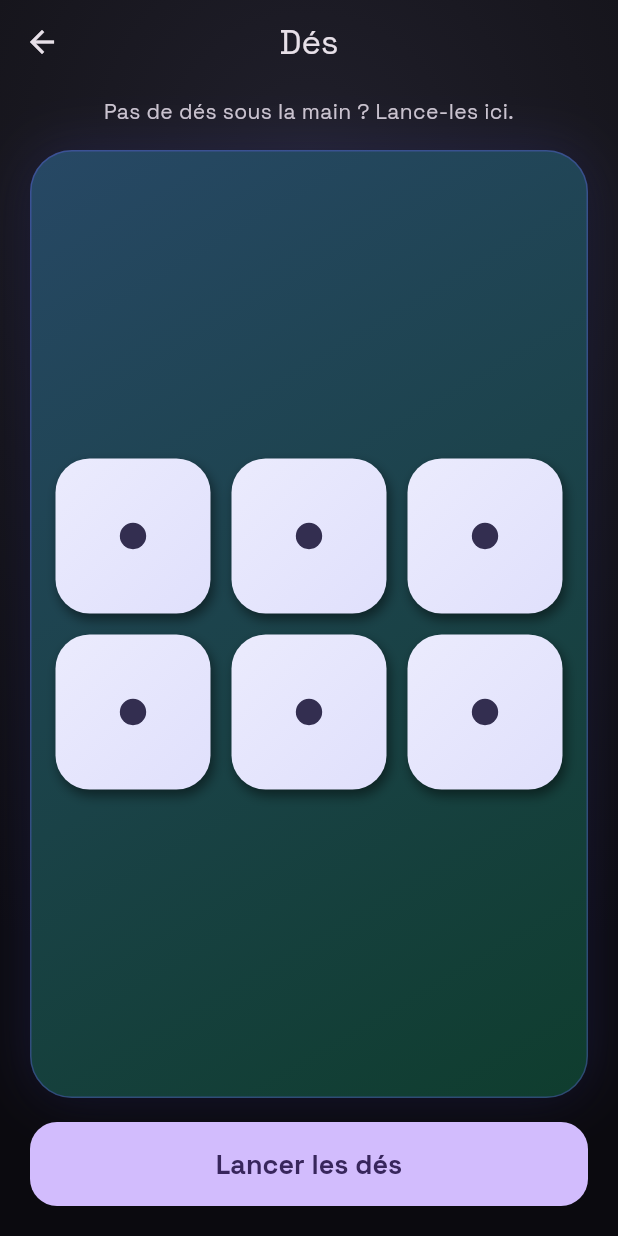
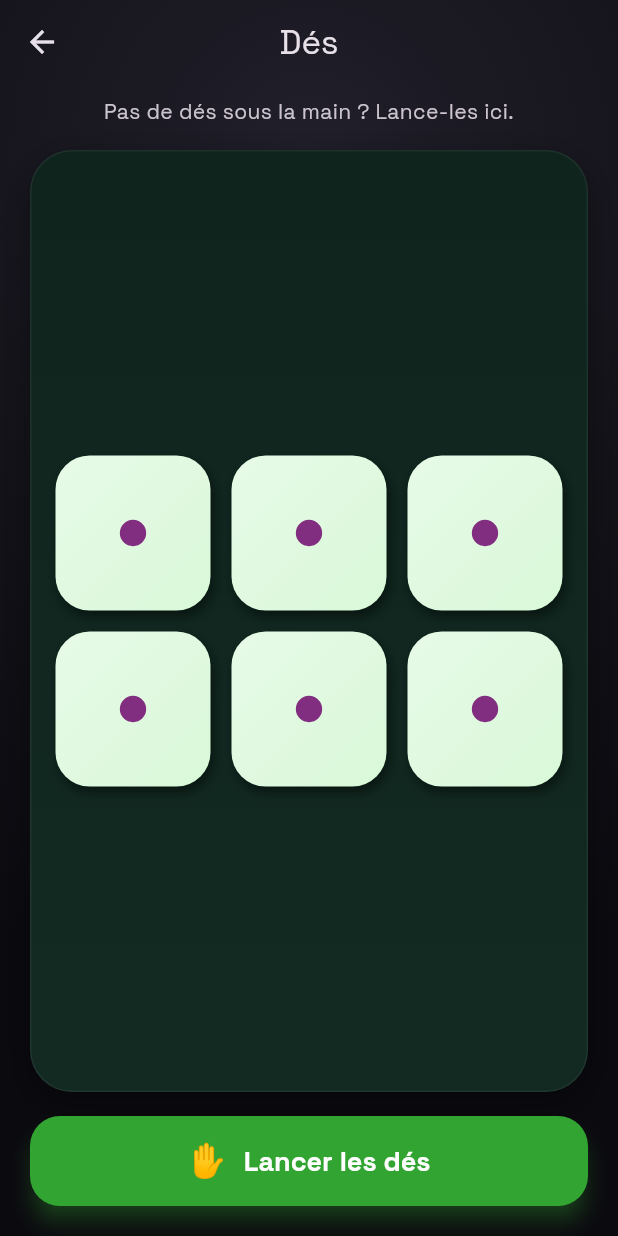
Before and after one commit to Nyvristhrit/10k, a Flutter app: the DiceTrayScreen screen opened directly, on a phone screen of 412 x 824 dp. Run offline on Flutter 3.47's test engine with Material 3 defaults, Android fonts, the phone set to English and light mode, and no system bars; our stand-ins replace equatable, flutter_riverpod, package_info_plus, wakelock_plus.

Commit message:
Palette de dés dédiée + corrige le marron/olive selon la teinte tirée
- Nouvelle palette dédiée aux dés (12 teintes réparties également sur
  le cercle chromatique, calculées en HSL) plutôt que la palette
  d'accent générale de l'appli, plus resserrée sur les bleus/violets —
  fini les tirages qui reviennent trop souvent sur la même famille.
- Le noir utilisé pour assombrir la face (trash) et l'encre des points
  (sage) était légèrement teinté bleu-violet — mélangé à un orange ou
  un jaune, ça tournait au marron/caca d'oie. Remplacé par un noir
  strictement neutre (_neutralInk) partout. Voir DECISIONS A-011.
- Tapis neutre (plus de teinte accent mélangée dessus), contour du dé
  « gardé » et couleur des points désormais cohérents, bouton de
  lancer repensé (teinté, icône, effet de pression).

Co-Authored-By: Claude Sonnet 5 <noreply@anthropic.com>
Claude-Session: https://claude.ai/code/session_01QSwJZVZrqb342zEHTvTani

```diff
--- a/lib/features/dice_tray/dice_tray_screen.dart
+++ b/lib/features/dice_tray/dice_tray_screen.dart
@@ -3,12 +3,53 @@ import 'dart:math';
 import 'package:flutter/material.dart';
 import 'package:flutter/services.dart';
 
-import '../../app/theme/app_theme.dart';
 import '../../app/theme/tenk_skin.dart';
 import '../../shared/widgets/app_background.dart';
 
 /// Nombre de dés du 10 000.
 const int _kDiceCount = 6;
+
+/// Palette dédiée aux dés : 12 teintes réparties **également** sur le cercle
+/// chromatique (pas de mode/violet qui revient trop souvent — contrairement à
+/// la palette d'accent générale de l'appli, plus resserrée sur les
+/// bleus/violets). Générée en HSL plutôt que recopiée à la main : la
+/// répartition égale garantit que deux tirages ne se ressemblent jamais trop,
+/// et la saturation/luminosité sont réglées pour rester chatoyantes sans
+/// virer criardes (mode sage) ou repousser vers le pastel (mode trash, plus
+/// saturé pour le ton néon).
+List<Color> _evenlySpacedPalette({
+  required int count,
+  required double saturation,
+  required double lightness,
+  double offsetDegrees = 0,
+}) {
+  final step = 360 / count;
+  return [
+    for (var i = 0; i < count; i++)
+      HSLColor.fromAHSL(1, (offsetDegrees + i * step) % 360, saturation, lightness)
+          .toColor(),
+  ];
+}
+
+final List<Color> _diceAccentSeeds =
+    _evenlySpacedPalette(count: 12, saturation: 0.68, lightness: 0.56);
+final List<Color> _diceTrashAccentSeeds = _evenlySpacedPalette(
+    count: 12, saturation: 0.92, lightness: 0.55, offsetDegrees: 15);
+
+/// Noir strictement neutre (R=V=B), pour mélanger un accent sans jamais le
+/// tirer vers une autre teinte — un noir même très légèrement bleuté ou
+/// violacé suffit à faire virer un orange/jaune vers le marron ou l'olive
+/// une fois mélangé.
+const Color _neutralInk = Color(0xFF141414);
+
+/// Teinte opposée sur le cercle chromatique (rotation de 180° en HSL) — un
+/// magenta appelle un vert, un cyan appelle un orange, etc. Utilisée pour que
+/// les points d'un dé (et son liseré « gardé ») ressortent nettement de sa
+/// face au lieu de s'y fondre.
+Color _complementaryHue(Color c) {
+  final hsl = HSLColor.fromColor(c);
+  return hsl.withHue((hsl.hue + 180) % 360).toColor();
+}
 
 /// Plateau de dés virtuel (§ évolution « jouer sans dés physiques »).
 ///
@@ -34,14 +75,14 @@ class _DiceTrayScreenState extends State<DiceTrayScreen> {
 
   int _tokenSeed = 0;
   bool _hasRolled = false;
+  bool _pressed = false;
 
-  /// Teinte tirée au hasard à l'ouverture de cet écran (comme l'accent
-  /// général de l'appli) : des dés roses, violets, cyan… selon l'ouverture,
-  /// adaptés au mode trash ou sage. Figée une fois choisie (pas de retirage
-  /// à chaque reconstruction).
+  /// Teinte tirée au hasard à l'ouverture de cet écran, dans la palette dédiée
+  /// aux dés (voir plus haut) — figée une fois choisie (pas de retirage à
+  /// chaque reconstruction).
   Color? _accent;
   Color _accentFor(bool trash) {
-    final palette = trash ? AppTheme.trashAccentSeeds : AppTheme.accentSeeds;
+    final palette = trash ? _diceTrashAccentSeeds : _diceAccentSeeds;
     return _accent ??= palette[_random.nextInt(palette.length)];
   }
 
@@ -73,6 +114,8 @@ class _DiceTrayScreenState extends State<DiceTrayScreen> {
 
   @override
   Widget build(BuildContext context) {
+    final trash = TenkSkin.of(context).trash;
+    final accent = _accentFor(trash);
     final unheld = _kDiceCount - _heldCount;
     final label = !_hasRolled
         ? 'Lancer les dés'
@@ -97,22 +140,14 @@ class _DiceTrayScreenState extends State<DiceTrayScreen> {
                       color: Theme.of(context).colorScheme.onSurfaceVariant),
                 ),
                 const SizedBox(height: 16),
-                Expanded(child: _mat(context)),
+                Expanded(child: _mat(context, accent)),
                 const SizedBox(height: 16),
                 if (_anyHeld)
                   TextButton(
                     onPressed: _releaseAll,
                     child: const Text('Tout libérer'),
                   ),
-                SizedBox(
-                  width: double.infinity,
-                  child: FilledButton(
-                    onPressed: unheld == 0 ? null : _roll,
-                    child: Text(label,
-                        style: const TextStyle(
-                            fontSize: 18, fontWeight: FontWeight.w800)),
-                  ),
-                ),
+                _rollButton(context, accent, label, unheld),
               ],
             ),
           ),
@@ -121,27 +156,82 @@ class _DiceTrayScreenState extends State<DiceTrayScreen> {
     );
   }
 
-  /// Le tapis : un fond distinct posé sous les dés, avec une grille 3×2 qui
-  /// s'adapte à la place disponible (portrait comme paysage).
-  Widget _mat(BuildContext context) {
+  /// Le bouton de lancer : teinté par l'accent de la session (mélangé au
+  /// blanc/noir uniquement — jamais à une autre teinte fixe, pour ne jamais
+  /// retomber sur un mélange terreux), avec un petit rebond au clic.
+  Widget _rollButton(
+      BuildContext context, Color accent, String label, int unheld) {
+    final enabled = unheld > 0;
+    final dark = Theme.of(context).brightness == Brightness.dark;
+    final buttonColor = Color.lerp(accent, dark ? Colors.black : Colors.white,
+        dark ? 0.25 : 0.15)!;
+    final onButtonColor =
+        ThemeData.estimateBrightnessForColor(buttonColor) == Brightness.dark
+            ? Colors.white
+            : Colors.black;
+
+    return GestureDetector(
+      onTapDown: enabled ? (_) => setState(() => _pressed = true) : null,
+      onTapUp: enabled ? (_) => setState(() => _pressed = false) : null,
+      onTapCancel: () => setState(() => _pressed = false),
+      child: AnimatedScale(
+        scale: _pressed ? 0.96 : 1.0,
+        duration: const Duration(milliseconds: 100),
+        child: SizedBox(
+          width: double.infinity,
+          child: FilledButton(
+            onPressed: enabled ? _roll : null,
+            style: FilledButton.styleFrom(
+              minimumSize: const Size.fromHeight(60),
+              backgroundColor: buttonColor,
+              disabledBackgroundColor: buttonColor.withValues(alpha: 0.35),
+              foregroundColor: onButtonColor,
+              disabledForegroundColor: onButtonColor.withValues(alpha: 0.6),
+              shape: RoundedRectangleBorder(
+                  borderRadius: BorderRadius.circular(20)),
+              elevation: enabled ? 6 : 0,
+              shadowColor: accent.withValues(alpha: 0.6),
+            ),
+            child: Row(
+              mainAxisAlignment: MainAxisAlignment.center,
+              children: [
+                Text(_hasRolled ? '🎲' : '✋', style: const TextStyle(fontSize: 22)),
+                const SizedBox(width: 10),
+                Text(label,
+                    style: const TextStyle(
+                        fontSize: 18, fontWeight: FontWeight.w800)),
+              ],
+            ),
+          ),
+        ),
+      ),
+    );
+  }
+
+  /// Le tapis : un fond neutre et stable posé sous les dés (jamais teinté par
+  /// l'accent — le mélanger à une couleur fixe est ce qui donnait des tons
+  /// terreux ratés selon la teinte tirée). La couleur de la session vit
+  /// uniquement sur les dés eux-mêmes. Grille 3×2 qui s'adapte à la place
+  /// disponible (portrait comme paysage).
+  Widget _mat(BuildContext context, Color accent) {
     final trash = TenkSkin.of(context).trash;
-    final accent = _accentFor(trash);
-    final matColor = trash ? const Color(0xFF1A0026) : const Color(0xFF0F3D2E);
+    final matColor = trash ? const Color(0xFF1A0026) : const Color(0xFF122A22);
     return Container(
       width: double.infinity,
       padding: const EdgeInsets.all(16),
       decoration: BoxDecoration(
         gradient: LinearGradient(
-          begin: Alignment.topLeft,
-          end: Alignment.bottomRight,
-          colors: [Color.lerp(matColor, accent, 0.28)!, matColor],
+          begin: Alignment.topCenter,
+          end: Alignment.bottomCenter,
+          colors: [
+            Color.lerp(matColor, Colors.black, 0.15)!,
+            matColor,
+          ],
         ),
         borderRadius: BorderRadius.circular(28),
-        border: Border.all(color: accent.withValues(alpha: 0.35)),
-        boxShadow: [
-          const BoxShadow(
-              color: Colors.black38, blurRadius: 20, offset: Offset(0, 8)),
-          BoxShadow(color: accent.withValues(alpha: 0.18), blurRadius: 30),
+        border: Border.all(color: Colors.white.withValues(alpha: 0.06)),
+        boxShadow: const [
+          BoxShadow(color: Colors.black38, blurRadius: 20, offset: Offset(0, 8)),
         ],
       ),
       child: LayoutBuilder(
@@ -237,15 +327,25 @@ class _DieState extends State<_Die> with SingleTickerProviderStateMixin {
   @override
   Widget build(BuildContext context) {
     final trash = TenkSkin.of(context).trash;
-    final skin = TenkSkin.of(context);
-    // Face et points teintés par l'accent tiré à l'ouverture — des dés roses,
-    // violets, cyan… selon la partie, un peu comme le reste de la DA.
+    // Face teintée par l'accent tiré à l'ouverture — des dés roses, violets,
+    // cyan… selon la partie, un peu comme le reste de la DA.
+    // Mélangé au NOIR NEUTRE seulement (jamais à un noir teinté — c'est
+    // justement ce genre de mélange entre deux teintes non liées qui donnait
+    // des dés marron/olive ratés selon l'accent tiré, signalé par Ben).
     final base = trash
-        ? Color.lerp(const Color(0xFF0A0010), widget.accent, 0.32)!
+        ? Color.lerp(_neutralInk, widget.accent, 0.32)!
         : Color.lerp(Colors.white, widget.accent, 0.20)!;
+    // Les points ET le liseré « gardé » prennent la même teinte
+    // COMPLÉMENTAIRE de cet accent (opposée sur le cercle chromatique) :
+    // les deux ressortent nettement de la face au lieu de s'y fondre, et
+    // restent cohérents entre eux (signalé : ils ne matchaient pas).
+    final complement = _complementaryHue(widget.accent);
     final pip = trash
-        ? Color.lerp(widget.accent, Colors.white, 0.25)!
-        : Color.lerp(const Color(0xFF2A2433), widget.accent, 0.15)!;
+        ? Color.lerp(complement, Colors.white, 0.2)!
+        : Color.lerp(_neutralInk, complement, 0.55)!;
+    final heldRing = trash
+        ? Color.lerp(complement, Colors.white, 0.15)!
+        : complement;
 
     return GestureDetector(
       onTap: widget.onTap,
@@ -277,13 +377,12 @@ class _DieState extends State<_Die> with SingleTickerProviderStateMixin {
                       base,
                     ],
                   ),
-                  border: widget.held
-                      ? Border.all(color: skin.neonAlt, width: 3)
-                      : null,
+                  border:
+                      widget.held ? Border.all(color: heldRing, width: 3) : null,
                   boxShadow: [
                     BoxShadow(
                       color: widget.held
-                          ? skin.neonAlt.withValues(alpha: 0.55)
+                          ? heldRing.withValues(alpha: 0.55)
                           : Colors.black45,
                       blurRadius: widget.held ? 16 : 6,
                       offset: const Offset(2, 4),
```
